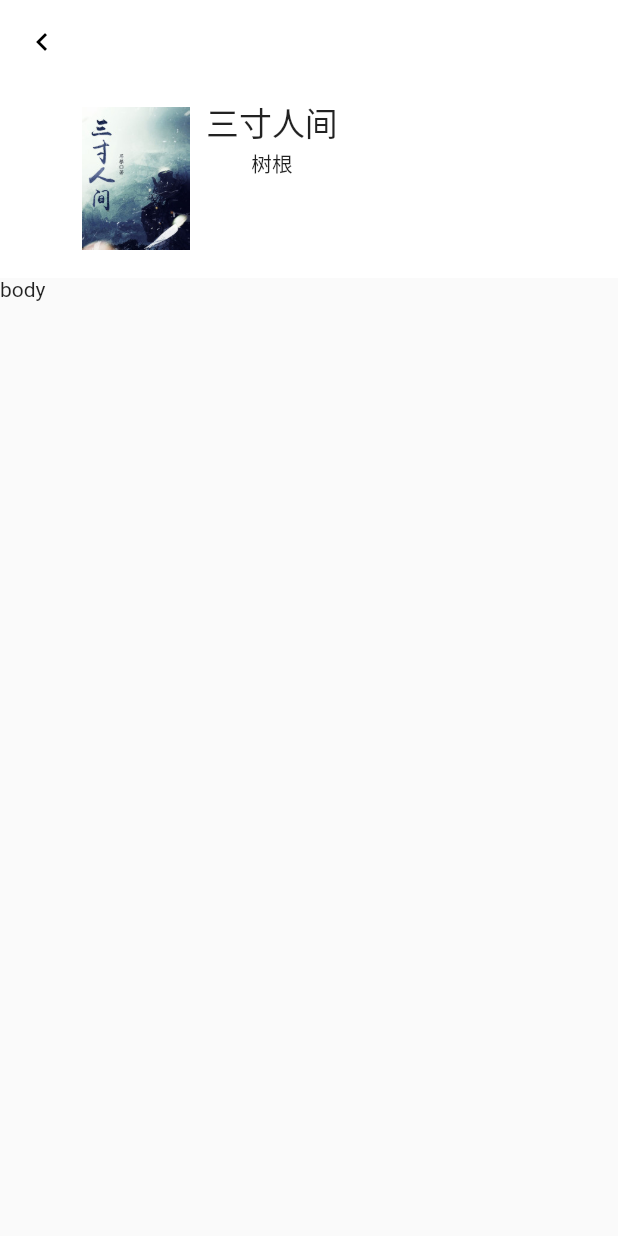
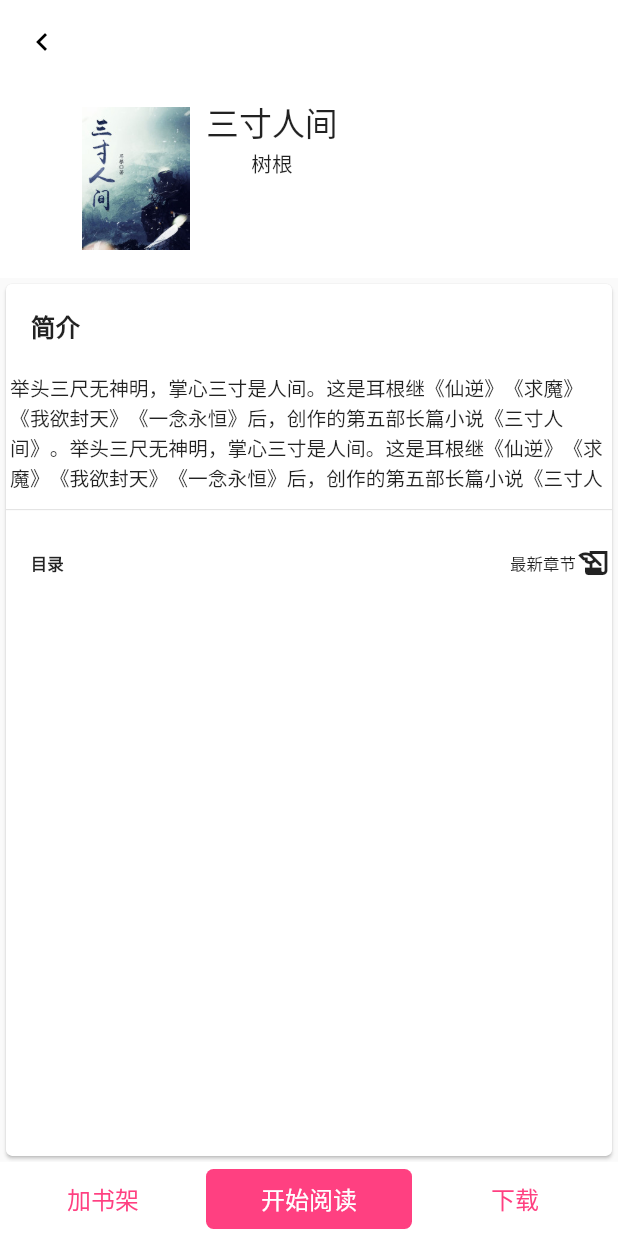
Before and after one commit to luhongwei123/xiongmao_reader, a Flutter app: the NovelDetailScene screen opened directly, on a phone screen of 412 x 824 dp. Run offline on Flutter 3.47's test engine with Material 2 defaults, Android fonts, the phone set to English and light mode, and no system bars; our stand-ins replace flutter_screenutil; missing offline and left inert: flukit.

Commit message:
小说界面-待修复bug

```diff
--- a/lib/app/pages/books/details/novel_detail_scene.dart
+++ b/lib/app/pages/books/details/novel_detail_scene.dart
@@ -1,5 +1,6 @@
 import 'package:flutter/material.dart';
 import 'package:flutter_screenutil/flutter_screenutil.dart';
+import 'package:xiongmao_reader/app/components/app_navigator.dart';
 
 class NovelDetailScene extends StatefulWidget {
   @override
@@ -10,6 +11,7 @@ class _NovelDetailSceneState extends State < NovelDetailScene > {
 
   ScrollController _scrollController = ScrollController();
   String title = '';
+  bool isUnfold = false;
 
   @override
   void initState() {
@@ -30,7 +32,144 @@ class _NovelDetailSceneState extends State < NovelDetailScene > {
       body: NestedScrollView(
         controller: _scrollController,
         headerSliverBuilder: _sliverBuilder,
-        body: Text('body'),
+        body: SizedBox(
+          height: ScreenUtil().setHeight(400),
+          child: _buildCard(),
+        ),
+      ),
+      bottomNavigationBar: _buildNavigator(),
+    );
+  }
+
+  Widget _buildNavigator() {
+    return Container(
+      padding: EdgeInsets.only(bottom: MediaQuery.of(context).padding.bottom),
+      decoration: BoxDecoration(color: Colors.white),
+      height: ScreenUtil().setHeight(80) + MediaQuery.of(context).padding.bottom,
+      child: Row(children: < Widget > [
+        Expanded(
+          child: Center(
+            child: Text(
+              '加书架',
+              style: TextStyle(fontSize: 16, color: Colors.pinkAccent),
+            ),
+          ),
+        ),
+        Expanded(
+          child: GestureDetector(
+            onTap: () {
+              AppNavigator.toNovelReaders(context,'0000');
+            },
+            child: Container(
+              height: 40,
+              decoration: BoxDecoration(color: Colors.pinkAccent, borderRadius: BorderRadius.circular(5)),
+              child: Center(
+                child: Text(
+                  '开始阅读',
+                  style: TextStyle(fontSize: 16, color: Colors.white),
+                ),
+              ),
+            ),
+          ),
+        ),
+        Expanded(
+          child: Center(
+            child: Text(
+              '下载',
+              style: TextStyle(fontSize: 16, color: Colors.pinkAccent),
+            ),
+          ),
+        ),
+      ]),
+    );
+  }
+  Widget _buildCard() {
+    return Card(
+      color: Colors.white,
+      elevation: 1,
+      child: Column(
+        children: < Widget > [
+          Row(
+            children: < Widget > [
+              Container(
+                padding: EdgeInsets.all(ScreenUtil().setWidth(30)),
+                child: Text('简介',
+                  textAlign: TextAlign.left, //文本对齐方式  居中
+                  textDirection: TextDirection.ltr, //
+                  softWrap: true,
+                  overflow: TextOverflow.ellipsis,
+                  maxLines: 1,
+                  style: TextStyle(
+                    fontSize: ScreenUtil().setSp(30),
+                    fontWeight: FontWeight.bold
+                  ),
+                ),
+              )
+            ],
+          ),
+          GestureDetector(
+            onTap: () {
+              setState(() {
+                isUnfold = !isUnfold;
+              });
+            },
+            child: Container(
+              color: Colors.white,
+              padding: EdgeInsets.all(ScreenUtil().setWidth(5)),
+              child: Stack(
+                alignment: AlignmentDirectional.bottomEnd,
+                children: < Widget > [
+                  Text(
+                    '举头三尺无神明，掌心三寸是人间。这是耳根继《仙逆》《求魔》《我欲封天》《一念永恒》后，创作的第五部长篇小说《三寸人间》。举头三尺无神明，掌心三寸是人间。这是耳根继《仙逆》《求魔》《我欲封天》《一念永恒》后，创作的第五部长篇小说《三寸人间》。举头三尺无神明，掌心三寸是人间。这是耳根继《仙逆》《求魔》《我欲封天》《一念永恒》后，创作的第五部长篇小说《三寸人间》。',
+                    maxLines: isUnfold ? null : 4,
+                    style: TextStyle(fontSize: ScreenUtil().setSp(24)),
+                  ),
+                ],
+              ),
+            ),
+          ),
+          Divider(),
+          InkWell(
+            onTap: () {
+              AppNavigator.toNovelTitles(context);
+            },
+            focusColor:Colors.white,
+            splashColor:Colors.white,
+            child: Container(
+              padding: EdgeInsets.fromLTRB(ScreenUtil().setWidth(30), ScreenUtil().setWidth(10), 0, 0),
+              height: ScreenUtil().setHeight(80),
+              child: Row(
+                children: < Widget > [
+                  Expanded(
+                    child: Text('目录',
+                      textAlign: TextAlign.left, //文本对齐方式  居中
+                      textDirection: TextDirection.ltr, //
+                      softWrap: true,
+                      overflow: TextOverflow.ellipsis,
+                      maxLines: 1,
+                      style: TextStyle(
+                        fontSize: ScreenUtil().setSp(20),
+                        fontWeight: FontWeight.bold
+                      ),
+                    ),
+                  ),
+                  Text('最新章节',
+                      textAlign: TextAlign.left, //文本对齐方式  居中
+                      textDirection: TextDirection.ltr, //
+                      softWrap: true,
+                      overflow: TextOverflow.ellipsis,
+                      maxLines: 1,
+                      style: TextStyle(
+                        fontSize: ScreenUtil().setSp(20),
+                      ),
+                  ),
+                  Icon(IconData(0xe315,fontFamily: 'MaterialIcons'),
+                  ),
+                ],
+              ),
+            )
+          ),
+        ],
       ),
     );
   }
@@ -89,3 +228,5 @@ class _NovelDetailSceneState extends State < NovelDetailScene > {
     ];
   }
 }
+
+class _buildNavigator {}
```
Also changed, not shown: lib/app/components/app_navigator.dart (+15 -0 lines), lib/app/components/http_request.dart (added, +25 -0 lines), lib/app/model/novel_model.dart (added, +24 -0 lines), lib/app/pages/books/details/novel_titles_scene.dart (added, +64 -0 lines), lib/app/pages/books/reader/novel_reader_scene.dart (added, +206 -0 lines), mock/article0000.json (added, +12 -0 lines), mock/article0001.json (added, +12 -0 lines), pubspec.yaml (+6 -14 lines), asset/icon/down.png (added), asset/icon/up.png (added), asset/icon/zhedie.png (added), asset/readers/read_bg.png (added), pubspec.lock.
